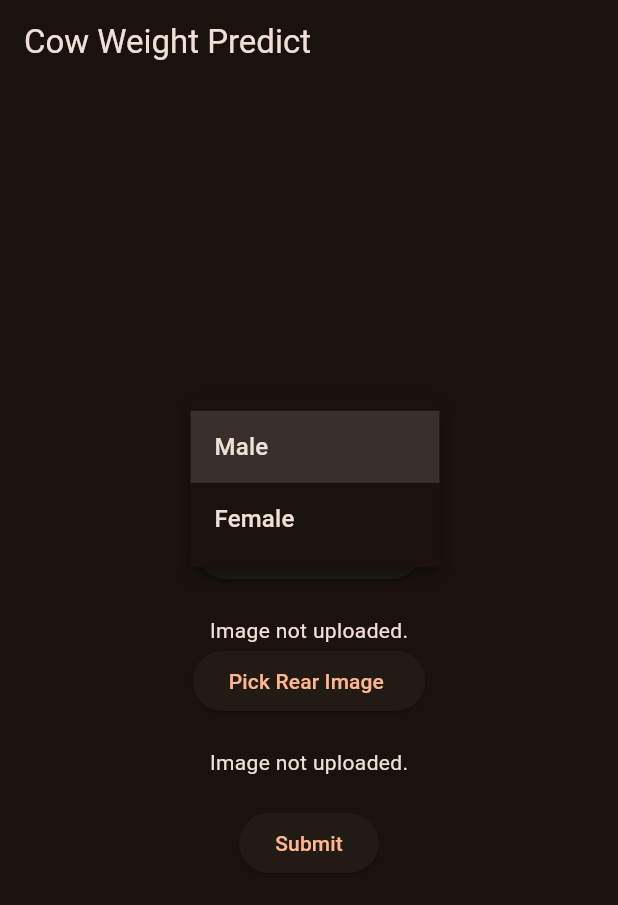
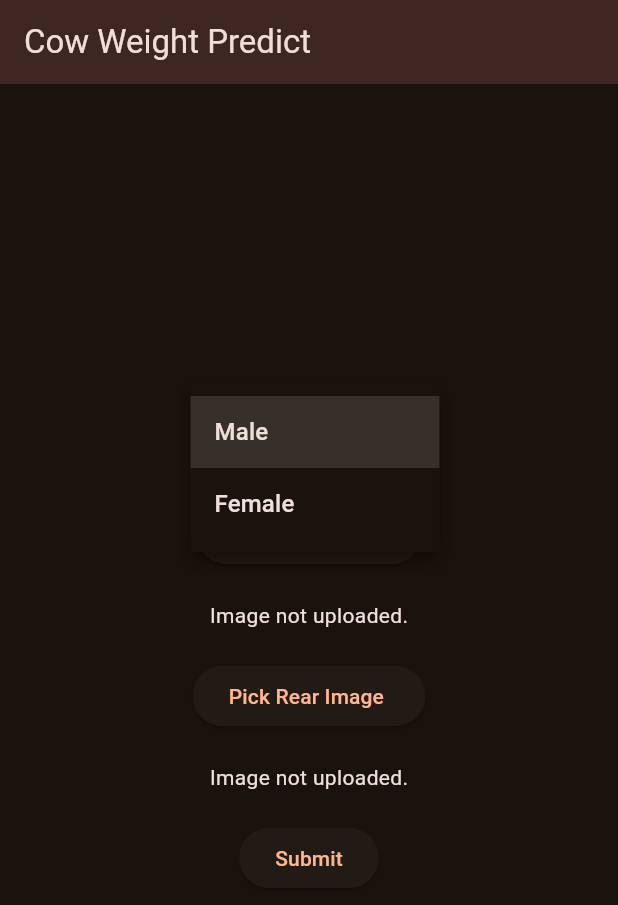
Before and after one commit to nafi-ullah/cow-train-mobile-app, a Flutter app: the screen it shows after launch, after a tap on "Select Gender", on a phone screen of 412 x 824 dp. Shown: the top 905 px of the screen. Run offline on Flutter 3.47's test engine with Material 3 defaults, Android fonts, the phone set to English and light mode, and no system bars; our stand-ins replace image_picker; missing offline and left inert: cloudinary_public; network calls fail.

Commit message:
splah screen added

```diff
--- a/lib/main.dart
+++ b/lib/main.dart
@@ -1,4 +1,5 @@
 import 'package:cowtrain/screens/HomeScreen.dart';
+import 'package:cowtrain/screens/SplashScreen.dart';
 import 'package:flutter/material.dart';
 
 
@@ -23,7 +24,8 @@ class App extends StatelessWidget {
   Widget build(BuildContext context) {
     return MaterialApp(
       theme: theme,
-      home:  HomeScreen(),
+      debugShowCheckedModeBanner: false,
+      home:  SplashScreen(),
     );
   }
 }
--- a/lib/screens/HomeScreen.dart
+++ b/lib/screens/HomeScreen.dart
@@ -136,6 +136,7 @@ class _HomeScreenState extends State<HomeScreen> {
     return Scaffold(
       appBar: AppBar(
         title: Text("Cow Weight Predict"),
+        backgroundColor: Colors.brown.shade900,
       ),
       body: Center(
         child: SingleChildScrollView(
@@ -174,6 +175,7 @@ class _HomeScreenState extends State<HomeScreen> {
               sideImageUrl != null
                   ? Image.network(sideImageUrl!)
                   : Text("Image not uploaded."),
+              SizedBox(height: 20),
               ElevatedButton(
                 onPressed: _pickRearImage,
                 child: Text("Pick Rear Image "),
--- /dev/null
+++ b/lib/screens/SplashScreen.dart
@@ -0,0 +1,47 @@
+import 'dart:async';
+
+import 'package:cowtrain/screens/HomeScreen.dart';
+import 'package:flutter/material.dart';
+
+
+
+class SplashScreen extends StatefulWidget {
+  const SplashScreen({Key? key}) : super(key: key);
+
+  @override
+  State<SplashScreen> createState() => _SplashScreenState();
+}
+
+class _SplashScreenState extends State<SplashScreen> {
+
+  @override
+  void initState() {
+    // TODO: implement initState
+    super.initState();
+    Timer(Duration(seconds: 4), () {
+      Navigator.pushReplacement(
+          context,
+          MaterialPageRoute(builder: (context) => const HomeScreen())
+      );
+    });
+
+  }
+
+  @override
+  Widget build(BuildContext context) {
+    return Scaffold(
+        body: Container(
+            height: double.infinity,
+
+            // decoration: const BoxDecoration(
+            //   image: DecorationImage(
+            //       image: AssetImage("assets/images/ecosplash.gif"),
+            //       fit: BoxFit.cover),
+            // ),
+            child: Image.asset("assets/images/splash.gif",
+              fit: BoxFit.cover,
+            )// Foreground widget here
+        )
+    );
+  }
+}
--- a/pubspec.yaml
+++ b/pubspec.yaml
@@ -66,8 +66,8 @@ flutter:
   uses-material-design: true
 
   # To add assets to your application, add an assets section, like this:
-  # assets:
-  #   - images/a_dot_burr.jpeg
+  assets:
+    - assets/images/
   #   - images/a_dot_ham.jpeg
 
   # An image asset can refer to one or more resolution-specific "variants", see
```
Also changed, not shown: 7 other files.
